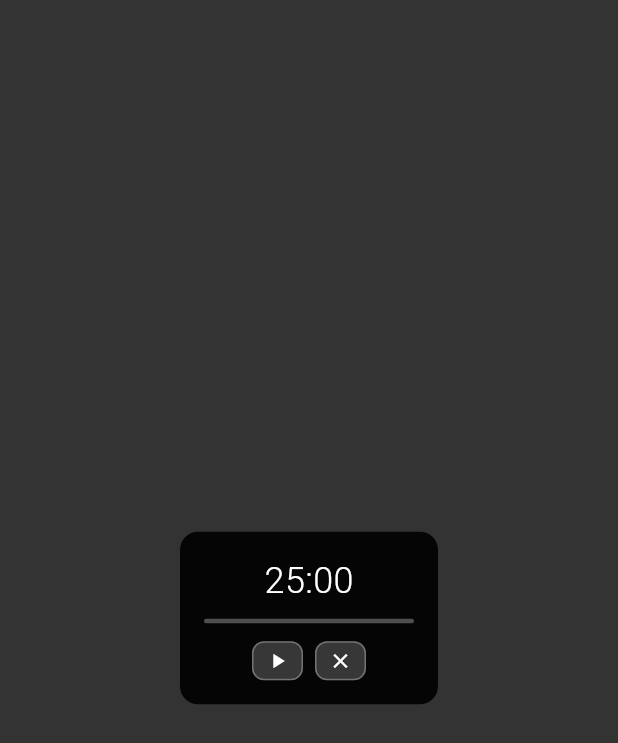
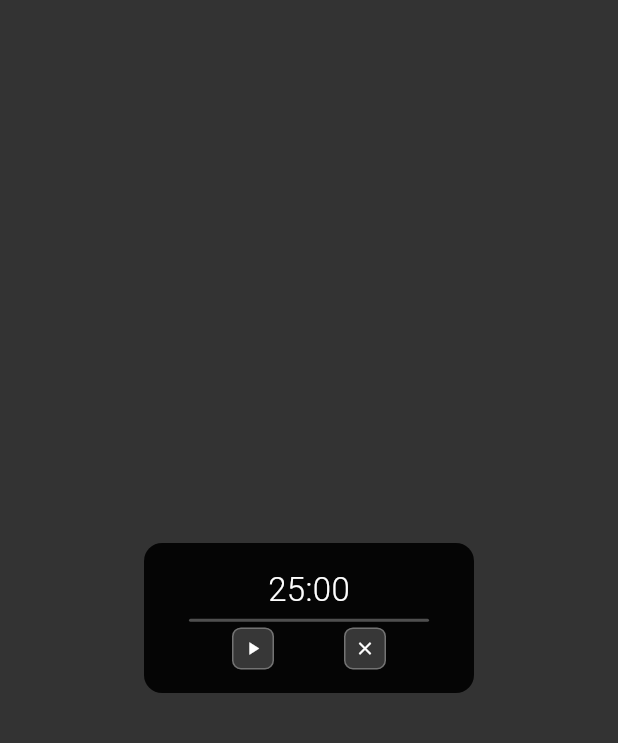
Before and after one commit to asad-shaik-md/ZenTick, a Flutter app: the FocusTimerView screen opened directly, on a phone screen of 412 x 824 dp. Shown: the top 743 px of the screen. Run offline on Flutter 3.47's test engine with Material 3 defaults, Android fonts, the phone set to English and light mode, and no system bars; our stand-ins replace audioplayers; missing offline and left inert: window_manager; Roboto replaces fonts that are missing (SF Pro Display); statements that could not run were skipped.

Commit message:
can see the buttons in focus mode

```diff
--- a/lib/services/window_service.dart
+++ b/lib/services/window_service.dart
@@ -3,7 +3,7 @@ import 'package:window_manager/window_manager.dart';
 
 class WindowService {
   static const Size mainWindowSize = Size(400, 500);
-  static const Size focusWindowSize = Size(200, 80);
+  static const Size focusWindowSize = Size(240, 120);
   static const Offset focusWindowOffset = Offset(50, 50); // Bottom-left positioning
 
   static Future<void> initializeMainWindow() async {
--- a/lib/widgets/focus_timer_view.dart
+++ b/lib/widgets/focus_timer_view.dart
@@ -14,37 +14,37 @@ class FocusTimerView extends StatelessWidget {
         builder: (context, timerState, child) {
           return Center(
             child: Container(
-              padding: const EdgeInsets.all(16),
+              width: 220,
+              height: 100,
+              padding: const EdgeInsets.all(12),
               decoration: BoxDecoration(
                 color: Colors.black.withValues(alpha: 0.9),
                 borderRadius: BorderRadius.circular(12),
               ),
               child: Column(
-                mainAxisSize: MainAxisSize.min,
+                mainAxisAlignment: MainAxisAlignment.spaceEvenly,
                 children: [
                   // Compact Timer Display
                   Text(
                     timerState.formattedTime,
                     style: const TextStyle(
-                      fontSize: 24,
+                      fontSize: 22,
                       fontWeight: FontWeight.w300,
                       color: Colors.white,
                       fontFeatures: [FontFeature.tabularFigures()],
                     ),
                   ),
 
-                  const SizedBox(height: 8),
-
                   // Minimal Progress Bar
                   Container(
-                    width: 140,
-                    height: 3,
+                    width: 160,
+                    height: 2,
                     decoration: BoxDecoration(
                       color: Colors.white.withValues(alpha: 0.3),
-                      borderRadius: BorderRadius.circular(1.5),
+                      borderRadius: BorderRadius.circular(1),
                     ),
                     child: ClipRRect(
-                      borderRadius: BorderRadius.circular(1.5),
+                      borderRadius: BorderRadius.circular(1),
                       child: LinearProgressIndicator(
                         value: timerState.progress,
                         backgroundColor: Colors.transparent,
@@ -55,11 +55,9 @@ class FocusTimerView extends StatelessWidget {
                     ),
                   ),
 
-                  const SizedBox(height: 12),
-
                   // Control buttons row
                   Row(
-                    mainAxisSize: MainAxisSize.min,
+                    mainAxisAlignment: MainAxisAlignment.spaceEvenly,
                     children: [
                       // Pause/Resume button
                       GestureDetector(
@@ -71,10 +69,10 @@ class FocusTimerView extends StatelessWidget {
                           }
                         },
                         child: Container(
-                          padding: const EdgeInsets.symmetric(horizontal: 8, vertical: 4),
+                          padding: const EdgeInsets.all(6),
                           decoration: BoxDecoration(
                             color: Colors.white.withValues(alpha: 0.2),
-                            borderRadius: BorderRadius.circular(8),
+                            borderRadius: BorderRadius.circular(6),
                             border: Border.all(
                               color: Colors.white.withValues(alpha: 0.3),
                               width: 1,
@@ -83,12 +81,10 @@ class FocusTimerView extends StatelessWidget {
                           child: Icon(
                             timerState.isRunning ? Icons.pause : Icons.play_arrow,
                             color: Colors.white,
-                            size: 16,
+                            size: 14,
                           ),
                         ),
                       ),
-
-                      const SizedBox(width: 8),
 
                       // Exit Focus Mode Button
                       GestureDetector(
@@ -97,10 +93,10 @@ class FocusTimerView extends StatelessWidget {
                           await WindowService.exitFocusMode();
                         },
                         child: Container(
-                          padding: const EdgeInsets.symmetric(horizontal: 8, vertical: 4),
+                          padding: const EdgeInsets.all(6),
                           decoration: BoxDecoration(
                             color: Colors.white.withValues(alpha: 0.2),
-                            borderRadius: BorderRadius.circular(8),
+                            borderRadius: BorderRadius.circular(6),
                             border: Border.all(
                               color: Colors.white.withValues(alpha: 0.3),
                               width: 1,
@@ -109,7 +105,7 @@ class FocusTimerView extends StatelessWidget {
                           child: const Icon(
                             Icons.close,
                             color: Colors.white,
-                            size: 16,
+                            size: 14,
                           ),
                         ),
                       ),
```
